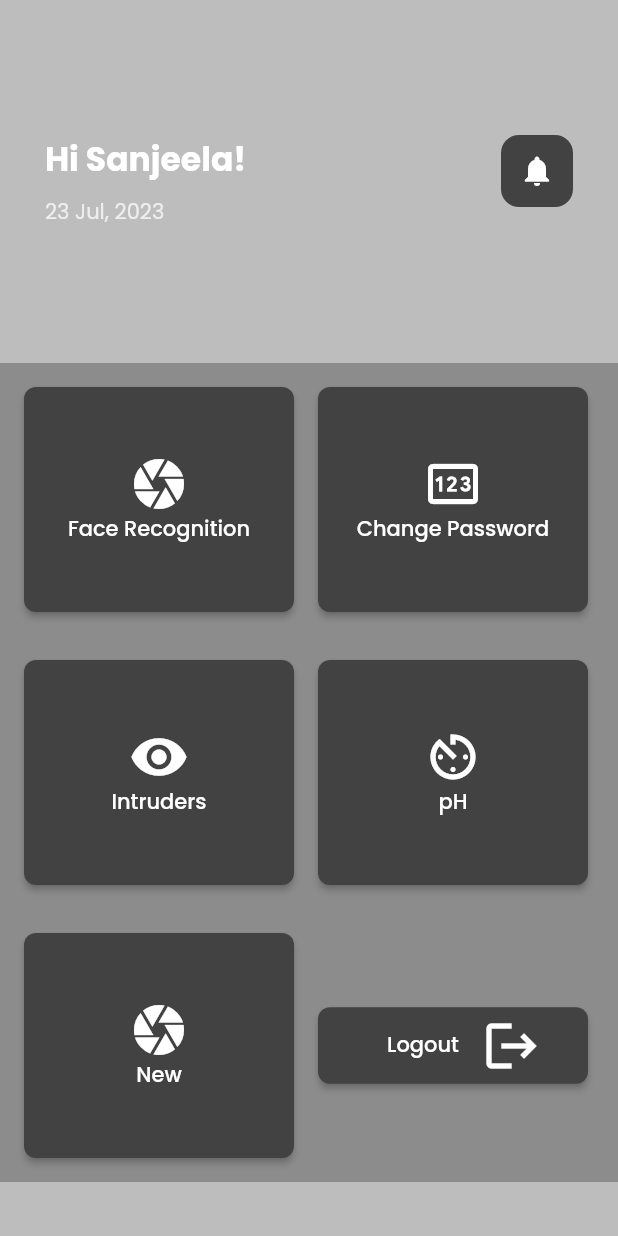
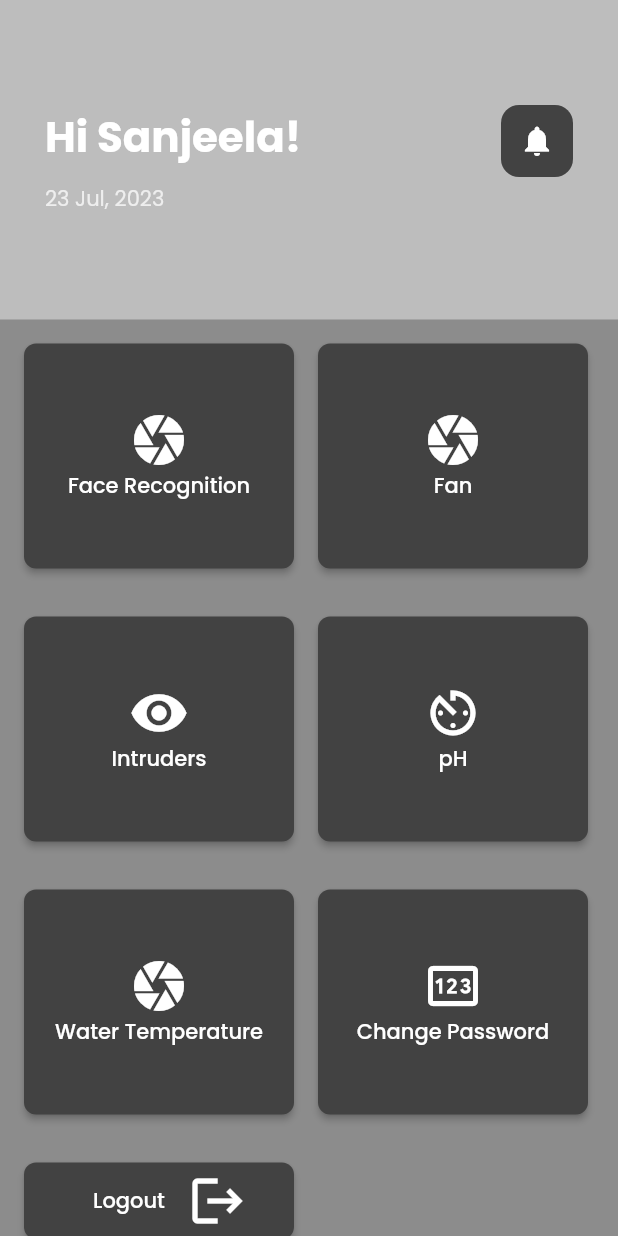
Before and after one commit to prasnaaryal/intruderdetection, a Flutter app: the screen it shows after launch, on a phone screen of 412 x 824 dp. Run offline on Flutter 3.47's test engine with Material 2 defaults, Android fonts, the light colour scheme and no system bars; drawn by our look-alikes of loader_overlay; our stand-ins replace cloud_firestore, firebase_auth, firebase_core, firebase_database, firebase_messaging, firebase_storage and 6 more; accounts and stored records are empty.

Commit message:
added a fanControl screen

```diff
--- a/lib/Screens/dashboard.dart
+++ b/lib/Screens/dashboard.dart
@@ -5,8 +5,9 @@ import 'package:intruderdetection/Screens/biometrics_login.dart';
 import 'package:intruderdetection/Screens/changepin.dart';
 import 'package:intruderdetection/Screens/ph.dart';
 
+import 'Fan.dart';
 import 'Notification.dart';
-import 'new.dart';
+import 'WaterTemp.dart';
 
 class Dashboard extends StatefulWidget {
   const Dashboard({Key? key}) : super(key: key);
@@ -56,7 +57,7 @@ class _DashboardState extends State<Dashboard> {
         children: [
           Padding(
             padding: const EdgeInsets.symmetric(
-                vertical: 90,
+                vertical: 70,
                 horizontal: 30), // Add padding around the entire widget
             child: Align(
               alignment: Alignment.topRight,
@@ -74,12 +75,12 @@ class _DashboardState extends State<Dashboard> {
                           "Hi Sanjeela!",
                           style: TextStyle(
                             color: Colors.white,
-                            fontSize: 22,
+                            fontSize: 28,
                             fontWeight: FontWeight.bold,
                             // fontFamily: "Times New Roman",
                           ),
                         ),
-                        SizedBox(height: 8), // Add spacing between the texts
+                        SizedBox(height: 10), // Add spacing between the texts
                         Text(
                           '${DateTime.now().day} ${_getMonthName(DateTime.now().month)}, ${DateTime.now().year}',
                           style: TextStyle(
@@ -164,10 +165,10 @@ class _DashboardState extends State<Dashboard> {
                           ),
                           ElevatedButton(
                             onPressed: () {
-                              // Button Face Recognition action
+                              // Button Intruder Face Recognition action
                               Navigator.of(context).pushReplacement(
                                 MaterialPageRoute(
-                                  builder: (context) => Changepassword(),
+                                  builder: (context) => FanControlScreen(),
                                 ),
                               );
                             },
@@ -181,12 +182,12 @@ class _DashboardState extends State<Dashboard> {
                             child: Column(
                               children: [
                                 Icon(
-                                  Icons.pin_outlined,
+                                  Icons.camera,
                                   size: 40,
                                   color: Colors.white,
                                 ),
                                 Text(
-                                  'Change Password',
+                                  'Fan',
                                   style: TextStyle(color: Colors.white),
                                 ),
                               ],
@@ -275,7 +276,7 @@ class _DashboardState extends State<Dashboard> {
                                   // Button Intruder Face Recognition action
                                   Navigator.of(context).pushReplacement(
                                     MaterialPageRoute(
-                                      builder: (context) => NewScreen(),
+                                      builder: (context) => WaterTemperature(),
                                     ),
                                   );
                                 },
@@ -294,12 +295,52 @@ class _DashboardState extends State<Dashboard> {
                                       color: Colors.white,
                                     ),
                                     Text(
-                                      'New',
+                                      'Water Temperature',
                                       style: TextStyle(color: Colors.white),
                                     ),
                                   ],
                                 ),
                               ),
+                              ElevatedButton(
+                                onPressed: () {
+                                  // Button Face Recognition action
+                                  Navigator.of(context).pushReplacement(
+                                    MaterialPageRoute(
+                                      builder: (context) => Changepassword(),
+                                    ),
+                                  );
+                                },
+                                style: ElevatedButton.styleFrom(
+                                  primary: Colors.grey[800],
+                                  shape: RoundedRectangleBorder(
+                                    borderRadius: BorderRadius.circular(8),
+                                  ),
+                                  minimumSize: Size(180, 150),
+                                ),
+                                child: Column(
+                                  children: [
+                                    Icon(
+                                      Icons.pin_outlined,
+                                      size: 40,
+                                      color: Colors.white,
+                                    ),
+                                    Text(
+                                      'Change Password',
+                                      style: TextStyle(color: Colors.white),
+                                    ),
+                                  ],
+                                ),
+                              ),
+                            ],
+                          ),
+                        ],
+                      ),
+                      Row(
+                        children: [
+                          ButtonBar(
+                            // alignment: MainAxisAlignment.spaceBetween,
+                            buttonPadding: EdgeInsets.symmetric(horizontal: 16),
+                            children: [
                               ElevatedButton(
                                 onPressed: () {
                                   Navigator.of(context).pushReplacement(
@@ -336,48 +377,6 @@ class _DashboardState extends State<Dashboard> {
                           ),
                         ],
                       ),
-                      // Row(
-                      //   children: [
-                      //     ButtonBar(
-                      //       // alignment: MainAxisAlignment.spaceBetween,
-                      //       buttonPadding: EdgeInsets.symmetric(horizontal: 16),
-                      //       children: [
-                      //         ElevatedButton(
-                      //           onPressed: () {
-                      //             Navigator.of(context).pushReplacement(
-                      //               MaterialPageRoute(
-                      //                 builder: (context) => Fingerprint(),
-                      //               ),
-                      //             );
-                      //           },
-                      //           style: ElevatedButton.styleFrom(
-                      //             primary: Colors.grey[800],
-                      //             shape: RoundedRectangleBorder(
-                      //               borderRadius: BorderRadius.circular(8),
-                      //             ),
-                      //             minimumSize: Size(180, 50),
-                      //           ),
-                      //           child: Row(
-                      //             children: [
-                      //               Padding(
-                      //                 padding: const EdgeInsets.all(15.0),
-                      //                 child: Text(
-                      //                   'Logout',
-                      //                   style: TextStyle(color: Colors.white),
-                      //                 ),
-                      //               ),
-                      //               Icon(
-                      //                 Icons.logout,
-                      //                 size: 40,
-                      //                 color: Colors.white,
-                      //               ),
-                      //             ],
-                      //           ),
-                      //         ),
-                      //       ],
-                      //     ),
-                      //   ],
-                      // ),
                     ],
                   ),
                 ),
```
Also changed, not shown: lib/Screens/Fan.dart (added, +59 -0 lines), lib/Screens/WaterTemp.dart (added, +15 -0 lines), lib/Screens/new.dart (deleted, +0 -15 lines), pubspec.lock.
